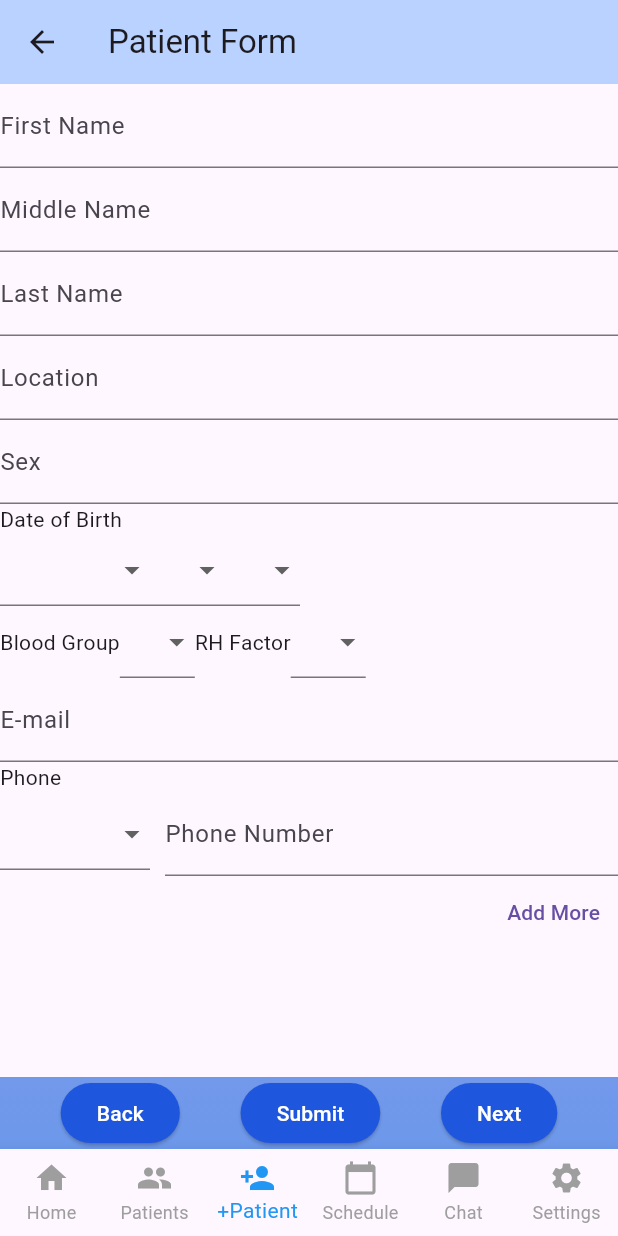
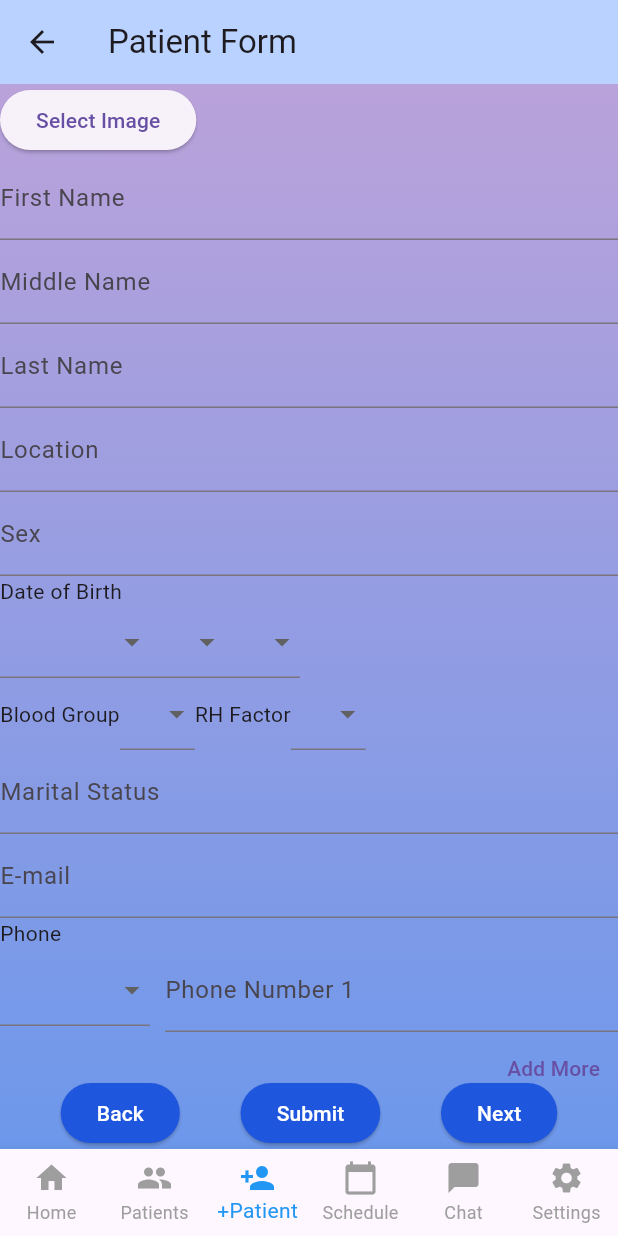
Before and after one commit to jorkd21/MediPal, a Flutter app: the PatientForm screen opened by its route, on a phone screen of 412 x 824 dp. Run offline on Flutter 3.47's test engine with Material 3 defaults, Android fonts, the phone set to English and light mode, and no system bars; our stand-ins replace cloud_firestore, dropdown_search, firebase_analytics, firebase_auth, firebase_core, firebase_database and 3 more; missing offline and left inert: firebase_ui_auth; accounts and stored records are empty; generated files the repository leaves out were written again.

Commit message:
restore general_info.form

```diff
--- a/lib/forms/general_info.dart
+++ b/lib/forms/general_info.dart
@@ -1,12 +1,18 @@
+import 'dart:io';
+
 import 'package:flutter/material.dart';
+import 'package:image_picker/image_picker.dart';
 import 'package:medipal/forms/input_template.dart';
 import 'package:medipal/objects/patient.dart';
 
-// Create a Form widget.
 class GeneralInfoForm extends StatefulWidget {
   final Patient patient;
   final GlobalKey<FormState> formKey;
-  const GeneralInfoForm({super.key, required this.patient, required this.formKey });
+  const GeneralInfoForm({
+    super.key,
+    required this.patient,
+    required this.formKey,
+  });
 
   @override
   GeneralInfoFormState createState() {
@@ -14,20 +20,8 @@ class GeneralInfoForm extends StatefulWidget {
   }
 }
 
-// Create a corresponding State class.
-// This class holds data related to the form.
 class GeneralInfoFormState extends State<GeneralInfoForm> {
-  // Create a global key that uniquely identifies the Form widget
-  // and allows validation of the form.
-  //
-  // Note: This is a GlobalKey<FormState>,
-  // not a GlobalKey<MyCustomFormState>.
-  //final _formKey = GlobalKey<FormState>();
-
-  // Patient instance to hold form data
-  //Patient _patient = Patient();
-
-  // Define lists for dropdown options
+  // List choices
   List<int> years =
       List.generate(100, (int index) => DateTime.now().year - 100 + index);
   List<int> months = List.generate(12, (int index) => index + 1);
@@ -36,20 +30,41 @@ class GeneralInfoFormState extends State<GeneralInfoForm> {
   List<String> rhFactors = ['+', '-'];
   List<String> phoneTypes = ['home', 'work', 'mobile'];
 
-  // database connection
-  //DatabaseReference ref = FirebaseDatabase.instance.ref('test/patient/geninfo');
+  Future<void> pickImage() async {
+    final image = await ImagePicker().pickImage(source: ImageSource.gallery);
+    if (image != null) {
+      setState(() {
+        widget.patient.imageFile =
+            File(image.path); // Store the actual picked image path
+      });
+    }
+  }
 
+  // build
   @override
   Widget build(BuildContext context) {
-    // Build a Form widget using the widget.formKey created above.
-    return Material(
-      child: ListView(
+    return ListView(
       children: [
         Form(
           key: widget.formKey,
           child: Column(
             crossAxisAlignment: CrossAxisAlignment.start,
             children: [
+              Column(
+                children: [
+                  if (widget.patient.imageFile != null)
+                    Image.file(widget.patient.imageFile!,
+                        height: 200, width: 200),
+                  Row(
+                    children: <Widget>[
+                      ElevatedButton(
+                        onPressed: pickImage,
+                        child: Text('Select Image'),
+                      ),
+                    ],
+                  ),
+                ],
+              ),
               buildTextFormField(
                 labelText: 'First Name',
                 value: widget.patient.firstName,
@@ -135,8 +150,10 @@ class GeneralInfoFormState extends State<GeneralInfoForm> {
                       value: widget.patient.dob?.year,
                       onChanged: (int? value) {
                         setState(() {
-                            widget.patient.dob = DateTime(value ?? 0,
-                                widget.patient.dob?.month ?? 1, widget.patient.dob?.day ?? 1);
+                          widget.patient.dob = DateTime(
+                              value ?? 0,
+                              widget.patient.dob?.month ?? 1,
+                              widget.patient.dob?.day ?? 1);
                         });
                       },
                       items: years,
@@ -196,7 +213,7 @@ class GeneralInfoFormState extends State<GeneralInfoForm> {
               ),
               Row(
                 children: [
-                    const Text('Blood Group'),
+                  Text('Blood Group'),
                   SizedBox(
                     width: 50,
                     child: buildDropdownFormField<String>(
@@ -215,7 +232,7 @@ class GeneralInfoFormState extends State<GeneralInfoForm> {
                       items: bloodGroups,
                     ),
                   ),
-                    const Text('RH Factor'),
+                  Text('RH Factor'),
                   SizedBox(
                     width: 50,
                     child: buildDropdownFormField<String>(
@@ -237,6 +254,21 @@ class GeneralInfoFormState extends State<GeneralInfoForm> {
                 ],
               ),
               buildTextFormField(
+                labelText: 'Marital Status',
+                value: widget.patient.maritalStatus,
+                onChanged: (value) {
+                  setState(() {
+                    widget.patient.maritalStatus = value;
+                  });
+                },
+                validator: (value) {
+                  if (value == null || value.isEmpty) {
+                    return 'Please enter some text';
+                  }
+                  return null;
+                },
+              ),
+              buildTextFormField(
                 labelText: 'E-mail',
                 value: widget.patient.email,
                 onChanged: (value) {
@@ -251,14 +283,14 @@ class GeneralInfoFormState extends State<GeneralInfoForm> {
                   return null;
                 },
               ),
-                const Text('Phone'),
+              Text('Phone'),
               Column(
                 children: [
                   ...List.generate(widget.patient.phone?.length ?? 0, (index) {
                     PhoneData contact = widget.patient.phone![index];
                     return Row(
                       children: [
-                          Container(
+                        SizedBox(
                           width: 100,
                           child: buildDropdownFormField<String>(
                             value: contact.type,
@@ -276,10 +308,10 @@ class GeneralInfoFormState extends State<GeneralInfoForm> {
                             },
                           ),
                         ),
-                          const SizedBox(width: 10),
+                        SizedBox(width: 10),
                         Expanded(
                           child: buildTextFormField(
-                              labelText: 'Phone Number',
+                            labelText: 'Phone Number ${index + 1}',
                             value: contact.phoneNumber?.toString(),
                             onChanged: (value) {
                               contact.phoneNumber = value;
@@ -290,39 +322,119 @@ class GeneralInfoFormState extends State<GeneralInfoForm> {
                               }
                               return null;
                             },
-                              onSuffixIconTap:
-                                  index == 0 ? null : () => removeField(index),
+                            onSuffixIconTap: index == 0
+                                ? null
+                                : () =>
+                                    _removeField(widget.patient.phone, index),
                           ),
                         ),
                       ],
                     );
                   }),
-                    ///Add more button
+                  //Add more button
                   Align(
                     alignment: Alignment.topRight,
                     child: TextButton(
                       onPressed: () {
-                              addField(widget.patient.phone, PhoneData());
+                        _addField(widget.patient.phone, PhoneData());
                       },
-                            child: const Text("Add More"))),
+                      child: Text("Add More"),
+                    ),
+                  ),
+                ],
+              ),
+              Text('Emergancy Contacts'),
+              Column(
+                children: [
+                  ...List.generate(widget.patient.emergency?.length ?? 0,
+                      (index) {
+                    EmergancyData contact = widget.patient.emergency![index];
+                    return Row(
+                      children: [
+                        Expanded(
+                          child: buildTextFormField(
+                            labelText: 'Name ${index + 1}',
+                            value: contact.name?.toString(),
+                            onChanged: (value) {
+                              contact.name = value;
+                            },
+                            validator: (value) {
+                              if (value == null || value.isEmpty) {
+                                return 'Please enter some text';
+                              }
+                              return null;
+                            },
+                          ),
+                        ),
+                        SizedBox(width: 20),
+                        SizedBox(
+                          width: 100,
+                          child: buildDropdownFormField<String>(
+                            value: contact.type,
+                            onChanged: (String? value) {
+                              setState(() {
+                                contact.type = value;
+                              });
+                            },
+                            items: phoneTypes,
+                            validator: (value) {
+                              if (value == null || value.isEmpty) {
+                                return 'Please select a phone type';
+                              }
+                              return null;
+                            },
+                          ),
+                        ),
+                        SizedBox(width: 10),
+                        Expanded(
+                          child: buildTextFormField(
+                            labelText: 'Phone Number ${index + 1}',
+                            value: contact.phoneNumber?.toString(),
+                            onChanged: (value) {
+                              contact.phoneNumber = value;
+                            },
+                            validator: (value) {
+                              if (value == null || value.isEmpty) {
+                                return 'Please enter some text';
+                              }
+                              return null;
+                            },
+                            onSuffixIconTap: index == 0
+                                ? null
+                                : () => _removeField(
+                                    widget.patient.emergency, index),
+                          ),
+                        ),
+                      ],
+                    );
+                  }),
+                  //Add more button
+                  Align(
+                    alignment: Alignment.topRight,
+                    child: TextButton(
+                      onPressed: () {
+                        _addField(widget.patient.emergency, EmergancyData());
+                      },
+                      child: Text("Add More"),
+                    ),
+                  ),
                 ],
               ),
             ],
           ),
         ),
       ],
-      ),
     );
   }
 
-  addField(List<dynamic>? list, dynamic value) {
+  _addField(List<dynamic>? list, dynamic value) {
     list!.add(value);
     setState(() {});
   }
 
-  removeField(int index) {
-    if (widget.patient.phone != null && index < widget.patient.phone!.length) {
-      widget.patient.phone!.removeAt(index);
+  _removeField(List<dynamic>? list, int index) {
+    if (list != null && index < list.length) {
+      list.removeAt(index);
       setState(() {});
     }
   }
```
Lines whose indentation alone changed are shown as unchanged.
